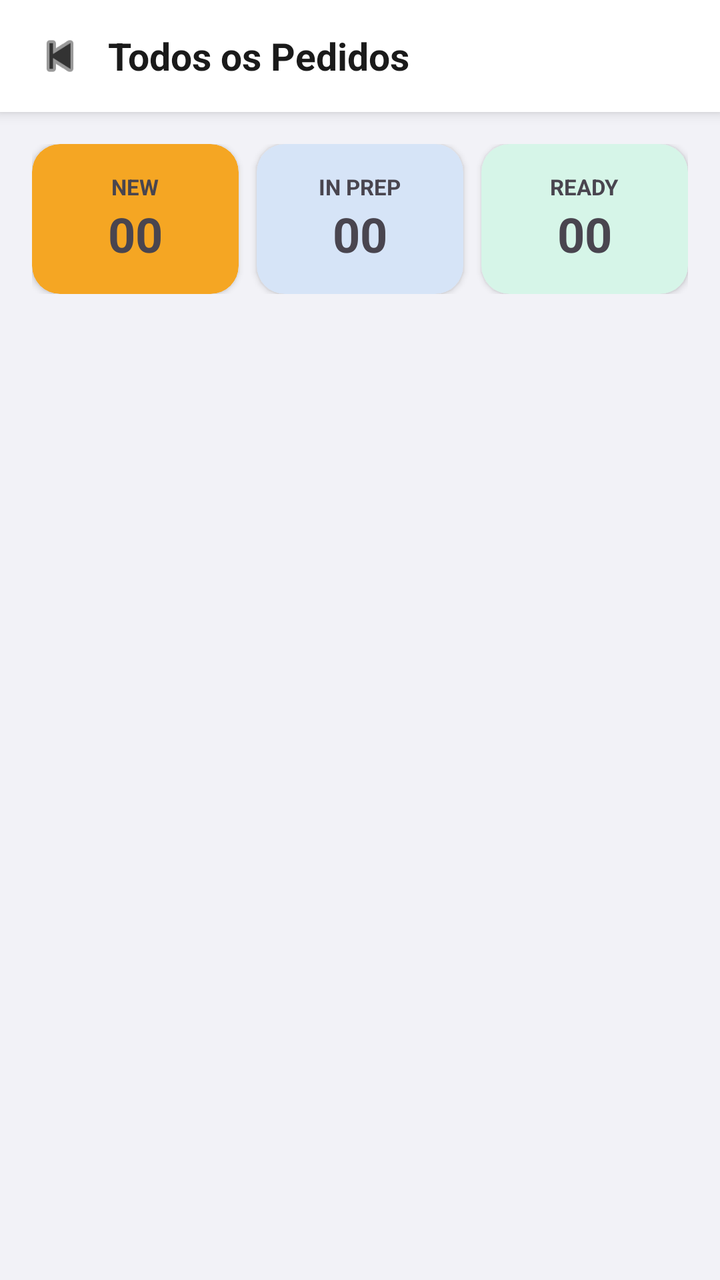
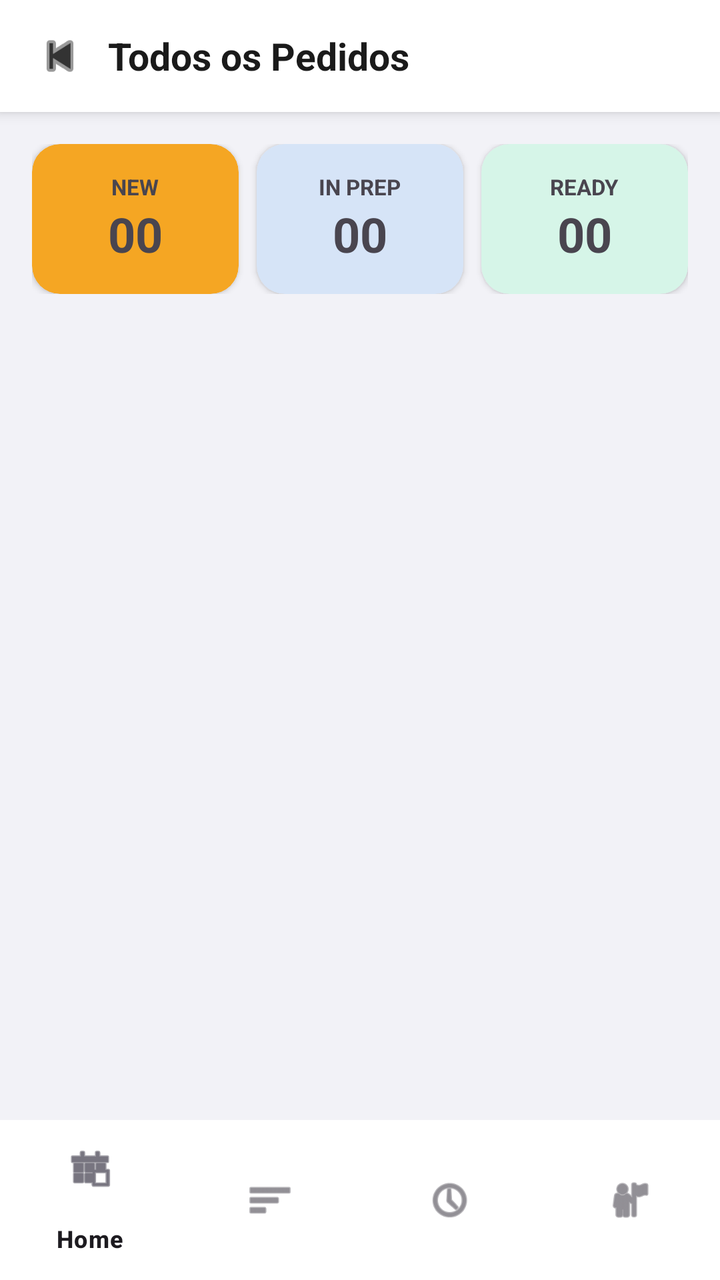

Compare the two renders of this Android layout. The source of the first and the diff that turns it into the second are given below.
<!-- AndroidManifest.xml: application theme Theme.UniEat -->
<!-- res/layout/activity_kitchen_all_orders.xml -->
<?xml version="1.0" encoding="utf-8"?>
<androidx.constraintlayout.widget.ConstraintLayout
    xmlns:android="http://schemas.android.com/apk/res/android"
    xmlns:app="http://schemas.android.com/apk/res-auto"
    xmlns:tools="http://schemas.android.com/tools"
    android:layout_width="match_parent"
    android:layout_height="match_parent"
    android:background="#F2F2F7"
    android:fitsSystemWindows="true">

    
    <LinearLayout
        android:id="@+id/topBar"
        android:layout_width="match_parent"
        android:layout_height="wrap_content"
        android:orientation="horizontal"
        android:paddingHorizontal="16dp"
        android:paddingVertical="14dp"
        android:background="#FFFFFF"
        android:gravity="center_vertical"
        app:layout_constraintTop_toTopOf="parent"
        android:elevation="4dp">

        <ImageView
            android:id="@+id/imgBack"
            android:layout_width="28dp"
            android:layout_height="28dp"
            android:src="@android:drawable/ic_media_previous"
            app:tint="#333333"
            android:layout_marginEnd="10dp"
            android:clickable="true"
            android:focusable="true" />

        <TextView
            android:layout_width="0dp"
            android:layout_height="wrap_content"
            android:layout_weight="1"
            android:text="Todos os Pedidos"
            android:textColor="#1A1A1A"
            android:textSize="19sp"
            android:textStyle="bold" />
    </LinearLayout>

    <androidx.core.widget.NestedScrollView
        android:layout_width="match_parent"
        android:layout_height="0dp"
        android:fillViewport="true"
        app:layout_constraintTop_toBottomOf="@id/topBar"
        app:layout_constraintBottom_toBottomOf="parent">

        <LinearLayout
            android:layout_width="match_parent"
            android:layout_height="wrap_content"
            android:orientation="vertical">

            
            <LinearLayout
                android:layout_width="match_parent"
                android:layout_height="wrap_content"
                android:orientation="horizontal"
                android:paddingHorizontal="16dp"
                android:paddingTop="16dp"
                android:paddingBottom="8dp"
                android:weightSum="3">

                <androidx.cardview.widget.CardView
                    android:id="@+id/cardFilterNew"
                    android:layout_width="0dp"
                    android:layout_height="wrap_content"
                    android:layout_weight="1"
                    android:layout_marginEnd="6dp"
                    app:cardCornerRadius="14dp"
                    app:cardBackgroundColor="#F5A623">
                    <LinearLayout android:layout_width="match_parent" android:layout_height="wrap_content" android:padding="14dp" android:gravity="center" android:orientation="vertical">
                        <TextView android:layout_width="wrap_content" android:layout_height="wrap_content" android:text="NEW" android:textStyle="bold" android:textSize="11sp"/>
                        <TextView android:id="@+id/tvNewCount" android:layout_width="wrap_content" android:layout_height="wrap_content" android:text="00" android:textSize="24sp" android:textStyle="bold"/>
                    </LinearLayout>
                </androidx.cardview.widget.CardView>

                <androidx.cardview.widget.CardView
                    android:id="@+id/cardFilterInPrep"
                    android:layout_width="0dp"
                    android:layout_height="wrap_content"
                    android:layout_weight="1"
                    android:layout_marginHorizontal="3dp"
                    app:cardCornerRadius="14dp"
                    app:cardBackgroundColor="#D6E4F7">
                    <LinearLayout android:layout_width="match_parent" android:layout_height="wrap_content" android:padding="14dp" android:gravity="center" android:orientation="vertical">
                        <TextView android:layout_width="wrap_content" android:layout_height="wrap_content" android:text="IN PREP" android:textStyle="bold" android:textSize="11sp"/>
                        <TextView android:id="@+id/tvInPrepCount" android:layout_width="wrap_content" android:layout_height="wrap_content" android:text="00" android:textSize="24sp" android:textStyle="bold"/>
                    </LinearLayout>
                </androidx.cardview.widget.CardView>

                <androidx.cardview.widget.CardView
                    android:id="@+id/cardFilterReady"
                    android:layout_width="0dp"
                    android:layout_height="wrap_content"
                    android:layout_weight="1"
                    android:layout_marginStart="6dp"
                    app:cardCornerRadius="14dp"
                    app:cardBackgroundColor="#D6F5E8">
                    <LinearLayout android:layout_width="match_parent" android:layout_height="wrap_content" android:padding="14dp" android:gravity="center" android:orientation="vertical">
                        <TextView android:layout_width="wrap_content" android:layout_height="wrap_content" android:text="READY" android:textStyle="bold" android:textSize="11sp"/>
                        <TextView android:id="@+id/tvReadyCount" android:layout_width="wrap_content" android:layout_height="wrap_content" android:text="00" android:textSize="24sp" android:textStyle="bold"/>
                    </LinearLayout>
                </androidx.cardview.widget.CardView>
            </LinearLayout>

            <androidx.recyclerview.widget.RecyclerView
                android:id="@+id/recyclerAllOrders"
                android:layout_width="match_parent"
                android:layout_height="wrap_content"
                android:padding="16dp"
                app:layoutManager="androidx.recyclerview.widget.LinearLayoutManager" />
        </LinearLayout>
    </androidx.core.widget.NestedScrollView>

</androidx.constraintlayout.widget.ConstraintLayout>
<!-- resources referenced by this layout -->
<resources>
  <style name="Theme.UniEat" parent="Base.Theme.UniEat" />
  <style name="Base.Theme.UniEat" parent="Theme.Material3.Light.NoActionBar">
  </style>
</resources>

<!-- the commit's change to res/layout/activity_kitchen_all_orders.xml (unified diff, before → after) -->
@@ -46,7 +46,7 @@
         android:layout_height="0dp"
         android:fillViewport="true"
         app:layout_constraintTop_toBottomOf="@id/topBar"
-        app:layout_constraintBottom_toBottomOf="parent">
+        app:layout_constraintBottom_toTopOf="@+id/bottomNavigation">
 
         <LinearLayout
             android:layout_width="match_parent"
@@ -115,4 +115,13 @@
         </LinearLayout>
     </androidx.core.widget.NestedScrollView>
 
+
+    <com.google.android.material.bottomnavigation.BottomNavigationView
+        android:id="@+id/bottomNavigation"
+        android:layout_width="match_parent"
+        android:layout_height="wrap_content"
+        android:background="@color/white"
+        app:layout_constraintBottom_toBottomOf="parent"
+        app:menu="@menu/kitchen_nav_menu" />
+
 </androidx.constraintlayout.widget.ConstraintLayout>
<!-- resource entries referenced after the edit -->
@@ -1,5 +1,6 @@
 <!-- resources referenced by this layout -->
 <resources>
+  <color name="white">#FFFFFFFF</color>
   <style name="Theme.UniEat" parent="Base.Theme.UniEat" />
   <style name="Base.Theme.UniEat" parent="Theme.Material3.Light.NoActionBar">
   </style>
